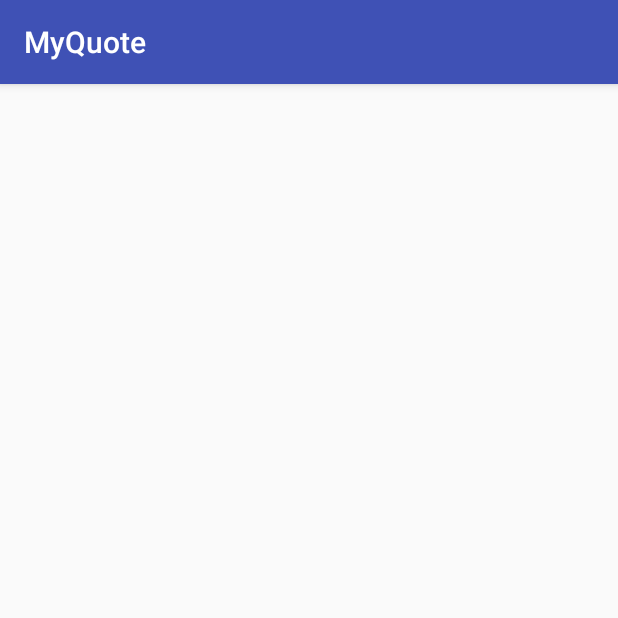
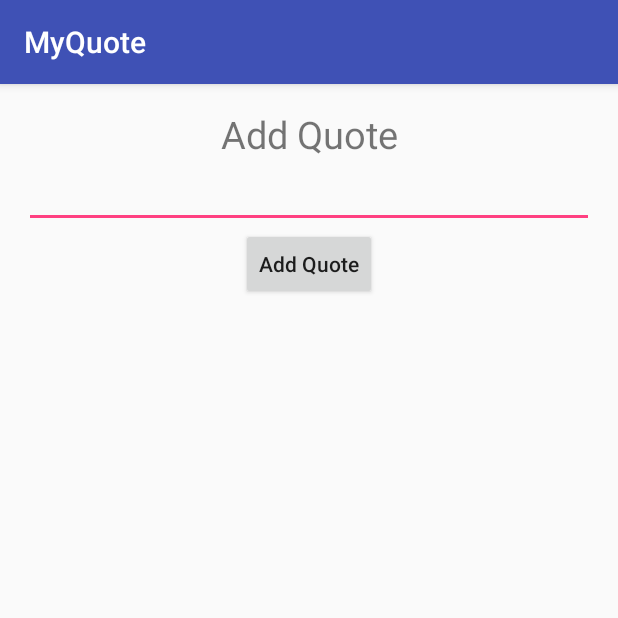
Before and after one commit to nitish-iiitd/MyQuote-Android, an Android app: the AddActivity screen opened directly, with no data from a screen before it, on a phone screen of 412 x 824 dp, the top half of it. Run offline under Robolectric (Android 15) with nearby library versions, the phone set to English and light mode, and no system bars.

Commit message:
Added Create Activity and Add Activity

```diff
--- a/app/src/main/java/com/example/nitish/myquote/AddActivity.java
+++ b/app/src/main/java/com/example/nitish/myquote/AddActivity.java
@@ -2,6 +2,8 @@ package com.example.nitish.myquote;
 
 import android.support.v7.app.AppCompatActivity;
 import android.os.Bundle;
+import android.view.View;
+import android.widget.TextView;
 
 public class AddActivity extends AppCompatActivity {
 
@@ -10,4 +12,12 @@ public class AddActivity extends AppCompatActivity {
         super.onCreate(savedInstanceState);
         setContentView(R.layout.activity_add);
     }
+
+    public void addQuote(View v)
+    {
+        TextView quotetv  = (TextView)findViewById(R.id.quote);
+        Quote q  = new Quote(1,quotetv.toString());
+        DatabaseHandler dh = new DatabaseHandler(this);
+        dh.addQuote(q);
+    }
 }
--- a/app/src/main/java/com/example/nitish/myquote/DatabaseHandler.java
+++ b/app/src/main/java/com/example/nitish/myquote/DatabaseHandler.java
@@ -98,7 +98,7 @@ public class DatabaseHandler extends SQLiteOpenHelper {
             } while (cursor.moveToNext());
         }
 
-        // return contact list
+        // return quotes list
         return quotes;
     }
 
--- a/app/src/main/java/com/example/nitish/myquote/StartActivity.java
+++ b/app/src/main/java/com/example/nitish/myquote/StartActivity.java
@@ -21,8 +21,8 @@ public class StartActivity extends AppCompatActivity {
 
     public void goToAddQuote(View v)
     {
-        Intent createscreen = new Intent(this,CreateActivity.class);
-        startActivity(createscreen);
+        Intent addscreen = new Intent(this,AddActivity.class);
+        startActivity(addscreen);
     }
 
 }
--- a/app/src/main/res/layout/activity_add.xml
+++ b/app/src/main/res/layout/activity_add.xml
@@ -1,5 +1,5 @@
 <?xml version="1.0" encoding="utf-8"?>
-<RelativeLayout xmlns:android="http://schemas.android.com/apk/res/android"
+<LinearLayout xmlns:android="http://schemas.android.com/apk/res/android"
     xmlns:tools="http://schemas.android.com/tools"
     android:id="@+id/activity_add"
     android:layout_width="match_parent"
@@ -8,6 +8,28 @@
     android:paddingLeft="@dimen/activity_horizontal_margin"
     android:paddingRight="@dimen/activity_horizontal_margin"
     android:paddingTop="@dimen/activity_vertical_margin"
-    tools:context="com.example.nitish.myquote.AddActivity">
+    tools:context="com.example.nitish.myquote.AddActivity"
+    android:orientation="vertical"
+    android:gravity="center_horizontal">
+    <TextView
+        android:layout_width="match_parent"
+        android:layout_height="wrap_content"
+        android:text="Add Quote"
+        android:textSize="25dp"
+        android:textAlignment="center"/>
 
-</RelativeLayout>
+    <EditText
+        android:layout_width="match_parent"
+        android:layout_height="wrap_content"
+        android:inputType="textMultiLine"
+        android:ems="10"
+        android:id="@+id/quote" />
+
+    <Button
+        android:text="Add Quote"
+        android:layout_width="wrap_content"
+        android:layout_height="wrap_content"
+        android:id="@+id/button"
+        android:textAllCaps="false"
+        android:onClick="addQuote"/>
+</LinearLayout>
```
